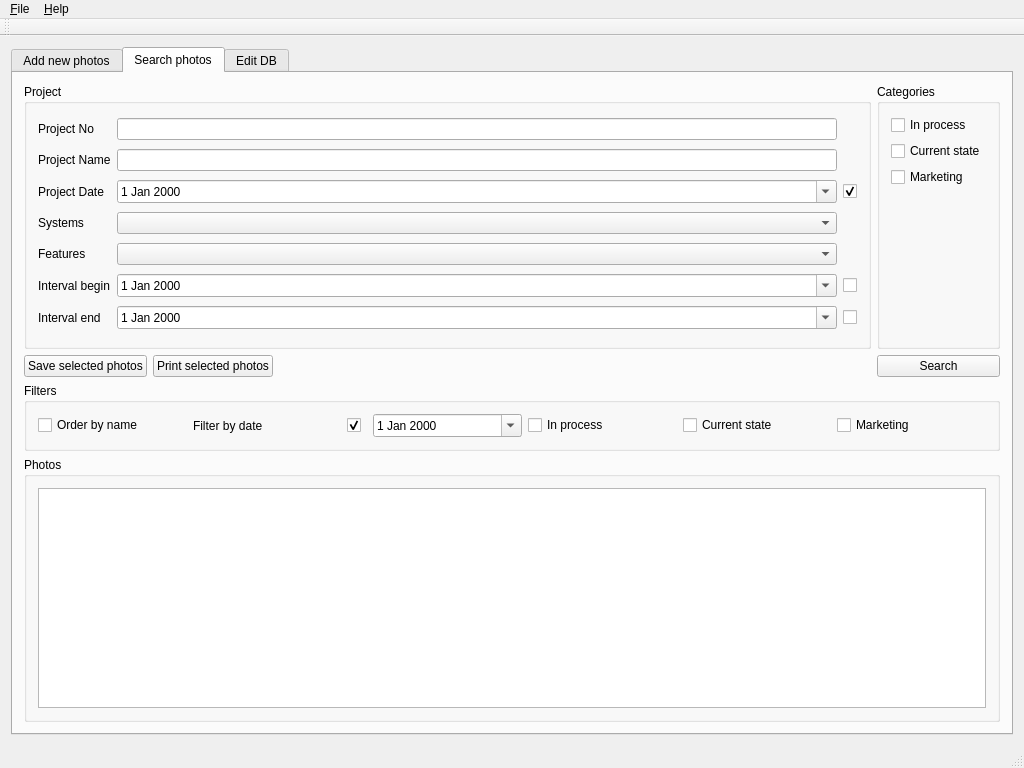
First picture: the form in PhotoManager/mainwindow.ui, repository pphprj/periphotoproject, before the edit.
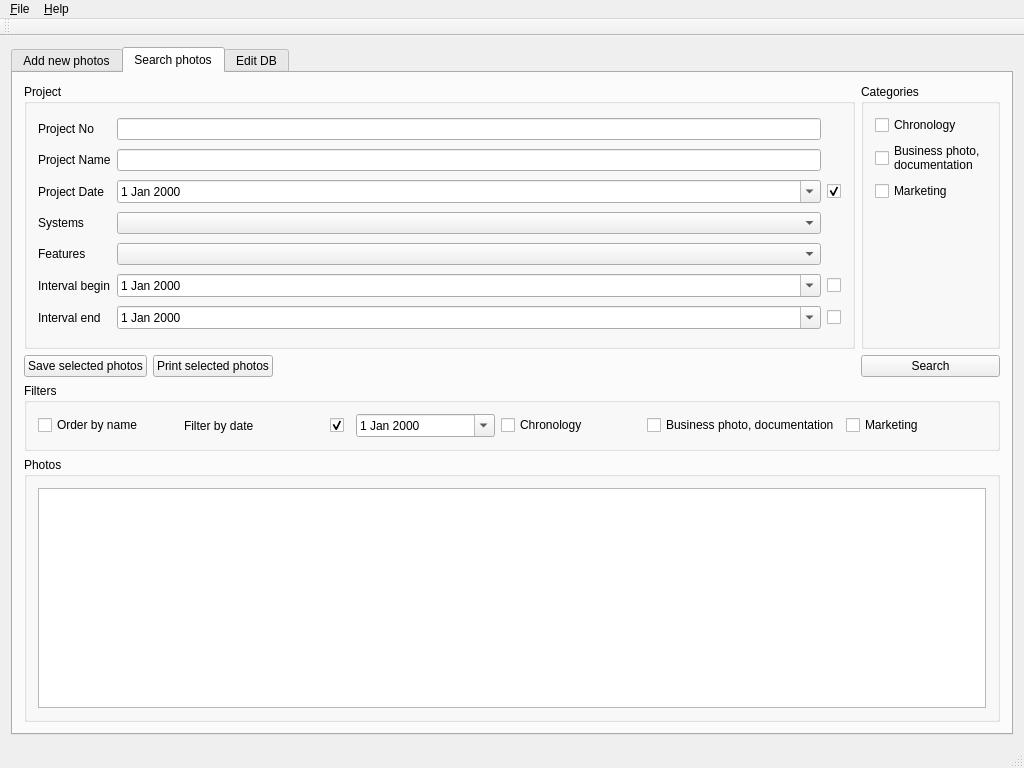
Second picture: the form after the edit. The open tabs and pages were chosen to show the change.

The edit to the form file:
```diff
--- a/PhotoManager/mainwindow.ui
+++ b/PhotoManager/mainwindow.ui
@@ -273,14 +273,15 @@
              <item>
               <widget class="QCheckBox" name="checkBoxInProcSearch">
                <property name="text">
-                <string>In process</string>
+                <string>Chronology</string>
                </property>
               </widget>
              </item>
              <item>
               <widget class="QCheckBox" name="checkBoxCurrentStateSearch">
                <property name="text">
-                <string>Current state</string>
+                <string>Business photo, 
+documentation</string>
                </property>
               </widget>
              </item>
@@ -477,14 +478,14 @@
              <item>
               <widget class="QCheckBox" name="checkBoxInProgressFilters">
                <property name="text">
-                <string>In process</string>
+                <string>Chronology</string>
                </property>
               </widget>
              </item>
              <item>
               <widget class="QCheckBox" name="checkBoxCurrentStateFilters">
                <property name="text">
-                <string>Current state</string>
+                <string>Business photo, documentation</string>
                </property>
               </widget>
              </item>
```
Left out of the diff: 5 changed lines with no effect on the pictures.
